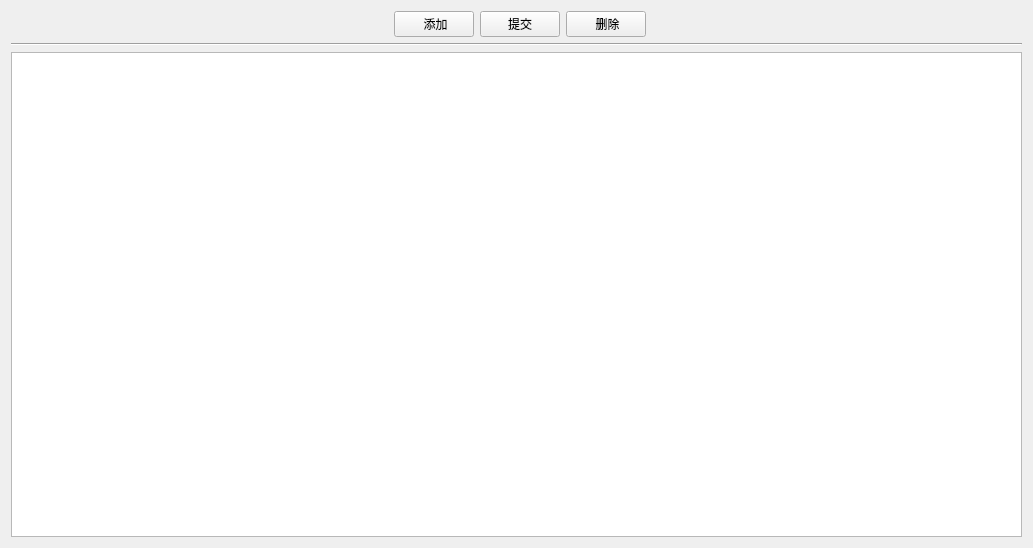
Before: the Qt Designer form LxDairy/src/module_tool/tool_accpasswd_book/AccPasswdWidget.ui in leishengxie/FengZhiHong, drawn with Qt 5.
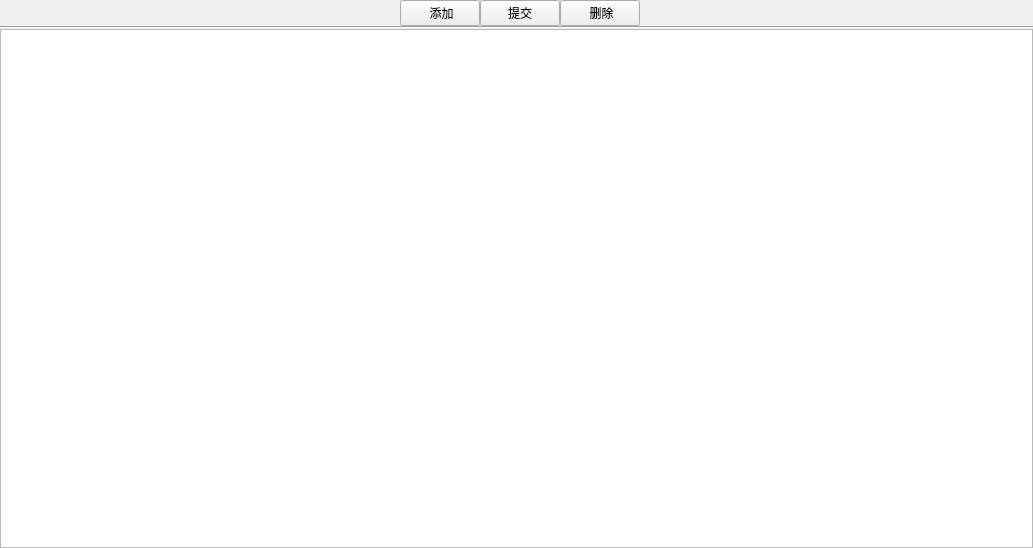
After: the same form once the commit is applied.

Patch:
```diff
--- a/LxDairy/src/module_tool/tool_accpasswd_book/AccPasswdWidget.ui
+++ b/LxDairy/src/module_tool/tool_accpasswd_book/AccPasswdWidget.ui
@@ -14,6 +14,21 @@
    <string>Form</string>
   </property>
   <layout class="QVBoxLayout" name="verticalLayout">
+   <property name="spacing">
+    <number>0</number>
+   </property>
+   <property name="leftMargin">
+    <number>0</number>
+   </property>
+   <property name="topMargin">
+    <number>0</number>
+   </property>
+   <property name="rightMargin">
+    <number>0</number>
+   </property>
+   <property name="bottomMargin">
+    <number>0</number>
+   </property>
    <item>
     <layout class="QHBoxLayout" name="horizontalLayout_2">
      <property name="leftMargin">
```
